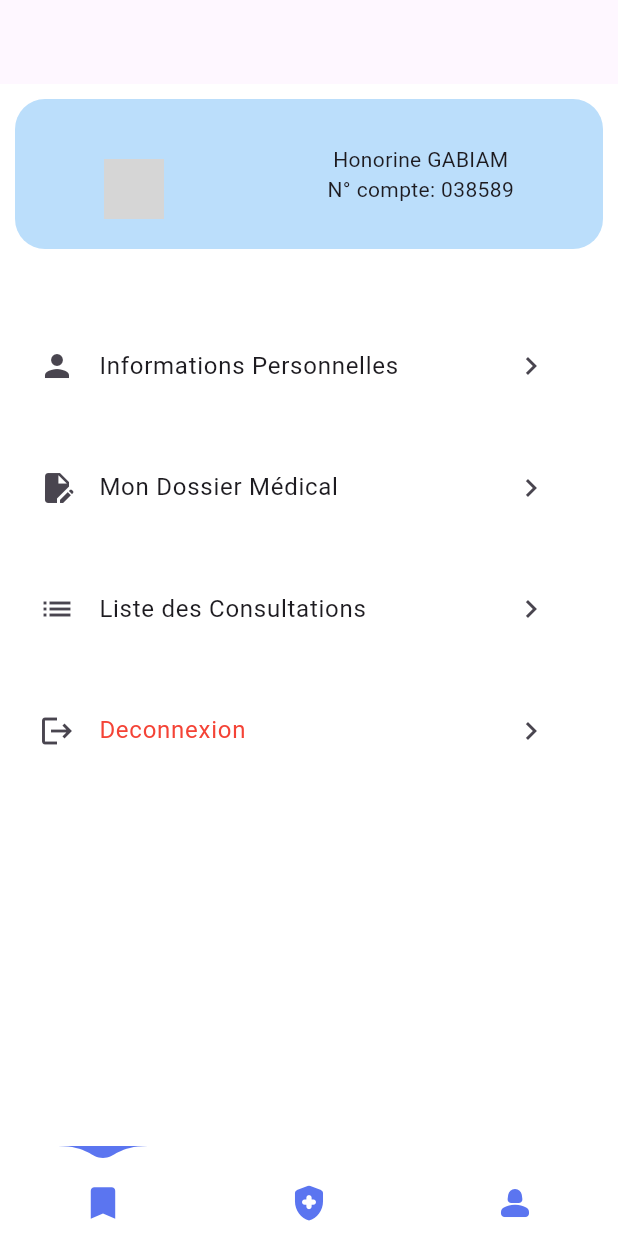
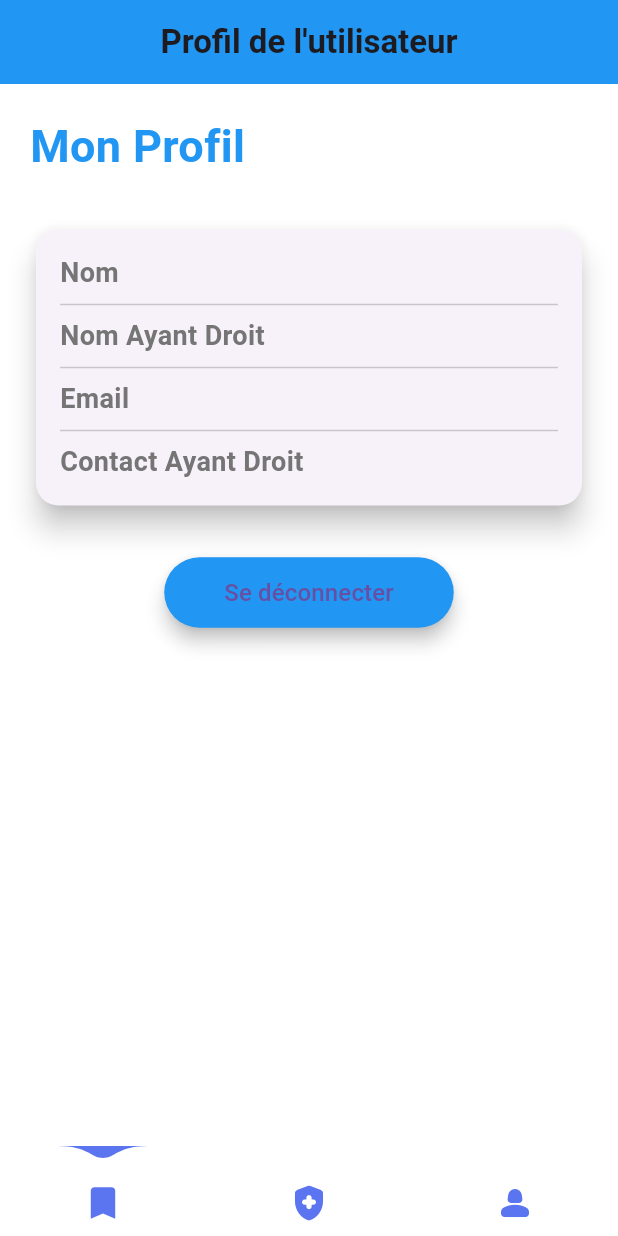
Before and after one commit to Honorine684/flutterDay04, a Flutter app: the screen it shows once a user with an empty profile is signed in, swiped to page 3, on a phone screen of 412 x 824 dp. Run offline on Flutter 3.47's test engine with Material 3 defaults, Android fonts, the phone set to English and light mode, and no system bars; drawn by our look-alikes of water_drop_nav_bar; our stand-ins replace cloud_firestore, firebase_auth, firebase_core, image_picker; missing offline and left inert: firebase_cloud_firestore; accounts and stored records are empty; grey boxes are pictures that could not be loaded.

Commit message:
Recuperation des donnés de l'utilisateurs connectés au niveau de la page profil

```diff
--- a/mediclic/lib/Component/BottomBar.dart
+++ b/mediclic/lib/Component/BottomBar.dart
@@ -30,7 +30,7 @@ class  BottombarState extends State<Bottombar> {
       children: [
         Accueil(),
         RendezVousPage(),
-        Profile(),
+        ProfilPage(),
 
 
       ],
--- a/mediclic/lib/Pages/PageProfile.dart
+++ b/mediclic/lib/Pages/PageProfile.dart
@@ -1,101 +1,160 @@
+import 'package:cloud_firestore/cloud_firestore.dart';
+import 'package:firebase_auth/firebase_auth.dart';
 import 'package:flutter/material.dart';
-import 'package:mediclic/Authentication/Login.dart';
-import 'package:mediclic/Pages/AddInfo.dart';
-import 'package:mediclic/Pages/DossierMedical.dart';
-import 'package:mediclic/Services/Firebase/Auth.dart';
 
-class Profile extends StatefulWidget {
-  const Profile({super.key});
+class ProfilPage extends StatefulWidget {
+  @override
+  _ProfilPageState createState() => _ProfilPageState();
+}
+
+class _ProfilPageState extends State<ProfilPage> {
+  User? _user;
+  String name = '';
+  String nomAyantDroit = '';
+  String email = '';
+  String contactAyantDroit = '';
 
   @override
-  State<Profile> createState() {
-    return ProfileState();
+  void initState() {
+    super.initState();
+    _getUserData();
+  }
+
+  // Récupérer les informations de l'utilisateur depuis Firestore
+  Future<void> _getUserData() async {
+    _user = FirebaseAuth.instance.currentUser;
+    if (_user != null) {
+      try {
+        DocumentSnapshot userDoc = await FirebaseFirestore.instance
+            .collection('users')
+            .doc(_user!.uid)
+            .get();
+
+        if (userDoc.exists) {
+          setState(() {
+            name = userDoc['name'] ?? 'Nom non défini';
+            nomAyantDroit = userDoc['nomAyantDroit'] ?? 'Non défini';
+            email = userDoc['email'] ?? 'Email non défini';
+            contactAyantDroit = userDoc['contactAyantDroit'] ?? 'Non défini';
+          });
+        }
+      } catch (e) {
+        print('Erreur lors de la récupération des données: $e');
+      }
     }
   }
 
-class ProfileState extends State<Profile> {
   @override
   Widget build(BuildContext context) {
     return Scaffold(
       appBar: AppBar(
+        title: Text("Profil de l'utilisateur", style: TextStyle(fontWeight: FontWeight.bold)),
+        backgroundColor: Colors.blue,
+        centerTitle: true,
+        elevation: 0, // Supprime l'ombre de l'AppBar
       ),
-      body: Padding(
-        padding: EdgeInsets.all(10),
+      body: _user == null
+          ? Center(child: CircularProgressIndicator()) // Affiche un chargement si l'utilisateur n'est pas encore récupéré
+          : Padding(
+              padding: const EdgeInsets.all(20.0),
+              child: Column(
+                crossAxisAlignment: CrossAxisAlignment.start,
+                children: [
+                  // Titre de la page
+                  Text(
+                    "Mon Profil",
+                    style: TextStyle(fontSize: 30, fontWeight: FontWeight.bold, color: Colors.blue),
+                  ),
+                  SizedBox(height: 30),
+
+                  // Carte avec les informations de l'utilisateur
+                  Card(
+                    elevation: 8,
+                    shape: RoundedRectangleBorder(
+                      borderRadius: BorderRadius.circular(15),
+                    ),
+                    child: Padding(
+                      padding: const EdgeInsets.all(16.0),
                       child: Column(
                         children: [
-          Container(
-                padding: EdgeInsets.fromLTRB(10, 30, 10, 10),
-                width: MediaQuery.of(context).size.width,
-                height: 100,
-                decoration: BoxDecoration(
-                    borderRadius: BorderRadius.all(Radius.circular(20)),
-                    color: Colors.blue.shade100),
-                child: Row(
-                  mainAxisAlignment: MainAxisAlignment.spaceEvenly,
-                  children: [
-                    CircleAvatar(
-                      backgroundImage: AssetImage(" "),
+                          // Nom
+                          InfoTile(
+                            title: "Nom",
+                            value: name,
                           ),
-                    SizedBox(
-                      width: 10,
+                          Divider(),
+                          // Nom ayant droit
+                          InfoTile(
+                            title: "Nom Ayant Droit",
+                            value: nomAyantDroit,
                           ),
-                    Column(
-                      children: [
-                        Text("Honorine GABIAM"),
-                        Text("N° compte: 038589"),
-                      ],
-                    ),])),
-            SizedBox(
-              height: 50,
+                          Divider(),
+                          // Email
+                          InfoTile(
+                            title: "Email",
+                            value: email,
                           ),
-            ListTile(
-              leading: Icon(Icons.person),
-              title: Text("Informations Personnelles"),
-              trailing:
-                  IconButton(onPressed: () {
-                     Navigator.push(
-                context, MaterialPageRoute(builder: (context) => AddInfos()));
-                  }, icon: Icon(Icons.navigate_next)),
+                          Divider(),
+                          // Contact ayant droit
+                          InfoTile(
+                            title: "Contact Ayant Droit",
+                            value: contactAyantDroit,
                           ),
-            SizedBox(
-              height: 25,
-            ),
-            ListTile(
-              leading: Icon(Icons.edit_document),
-              title: Text("Mon Dossier Médical "),
-              trailing:
-                  IconButton(onPressed: () {
-                    Navigator.push(context, MaterialPageRoute(builder: (context)=>const DossierMedical()));
-                  }, icon: Icon(Icons.navigate_next)),
-            ),
-            SizedBox(
-              height: 25,
-            ),
-            ListTile(
-              leading: Icon(Icons.list),
-              title: Text("Liste des Consultations"),
-              trailing:
-                  IconButton(onPressed: () {}, icon: Icon(Icons.navigate_next)),
-            ),
-            SizedBox(
-              height: 25,
-            ),
-                ListTile(
-              leading: Icon(Icons.logout),
-              title: Text("Deconnexion",style: TextStyle(color: Colors.red),),
-              trailing:
-                  IconButton(onPressed: () {
-                    Auth().logout();
-                  Navigator.of(context).pushAndRemoveUntil(
-                    MaterialPageRoute(builder: (context) => const Login()),
-                    (route) => false,
-                  );
-                  }, icon: Icon(Icons.navigate_next)),
-            ),
-
                         ],
                       ),
-          ));
+                    ),
+                  ),
+                  SizedBox(height: 30),
 
+                  // Bouton de déconnexion
+                  Center(
+                    child: ElevatedButton(
+                      onPressed: () {
+                        // Log out action
+                        FirebaseAuth.instance.signOut();
+                      },
+                      child: Text("Se déconnecter", style: TextStyle(fontSize: 16)),
+                      style: ElevatedButton.styleFrom(
+                        backgroundColor: Colors.blue,
+                        padding: EdgeInsets.symmetric(horizontal: 40, vertical: 12),
+                        shape: RoundedRectangleBorder(
+                          borderRadius: BorderRadius.circular(30),
+                        ),
+                        elevation: 5, // Légère ombre pour un effet de profondeur
+                      ),
+                    ),
+                  ),
+                ],
+              ),
+            ),
+    );
   }
 }
+
+// Widget pour afficher chaque information utilisateur
+class InfoTile extends StatelessWidget {
+  final String title;
+  final String value;
+
+  const InfoTile({required this.title, required this.value});
+
+  @override
+  Widget build(BuildContext context) {
+    return Row(
+      mainAxisAlignment: MainAxisAlignment.spaceBetween,
+      children: [
+        Text(
+          title,
+          style: TextStyle(fontSize: 18, fontWeight: FontWeight.bold, color: Colors.grey[600]),
+        ),
+        Expanded(
+          child: Text(
+            value,
+            style: TextStyle(fontSize: 18, color: Colors.blue),
+            textAlign: TextAlign.end,
+          ),
+        ),
+      ],
+    );
+  }
+}
```
Lines whose indentation alone changed are shown as unchanged.
